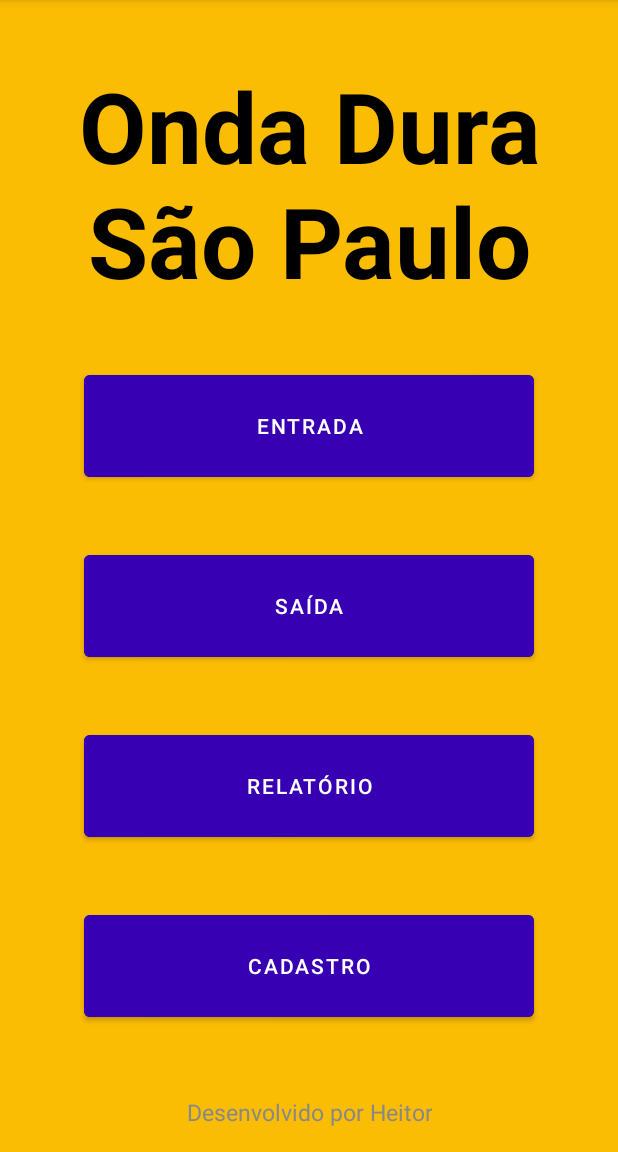
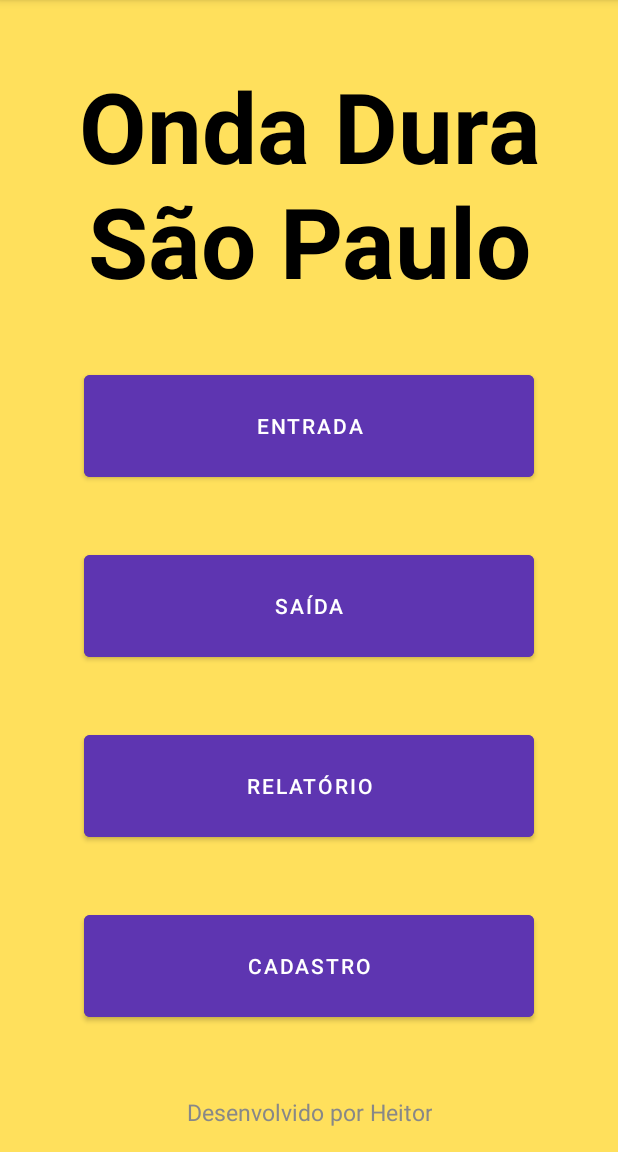
Before and after one commit to HeitordFSantos/EstacionamentoODSP, an Android app: the screen it shows after launch (MainActivity), on a phone screen of 412 x 824 dp, the part 84-1236 px from its top. Run offline under Robolectric (Android 15) with nearby library versions, the phone set to English and light mode, and no system bars.

Commit message:
Update colors.xml

```diff
--- a/app/src/main/res/values/colors.xml
+++ b/app/src/main/res/values/colors.xml
@@ -3,8 +3,8 @@
     <color name="ondadura_black">#FF000000</color>
     <color name="ondadura_white">#FFFFFFFF</color>
     <color name="ondadura_gray">#FF888888</color>
-    <color name="ondadura_purple">#FF3700B3</color>
-    <color name="ondadura_yellow">#FFFBBC04</color>
+    <color name="ondadura_purple">#5E35B1</color>
+    <color name="ondadura_yellow">#FFE05C</color>
     <color name="black">#FF000000</color>
     <color name="white">#FFFFFFFF</color>
 </resources>
```
